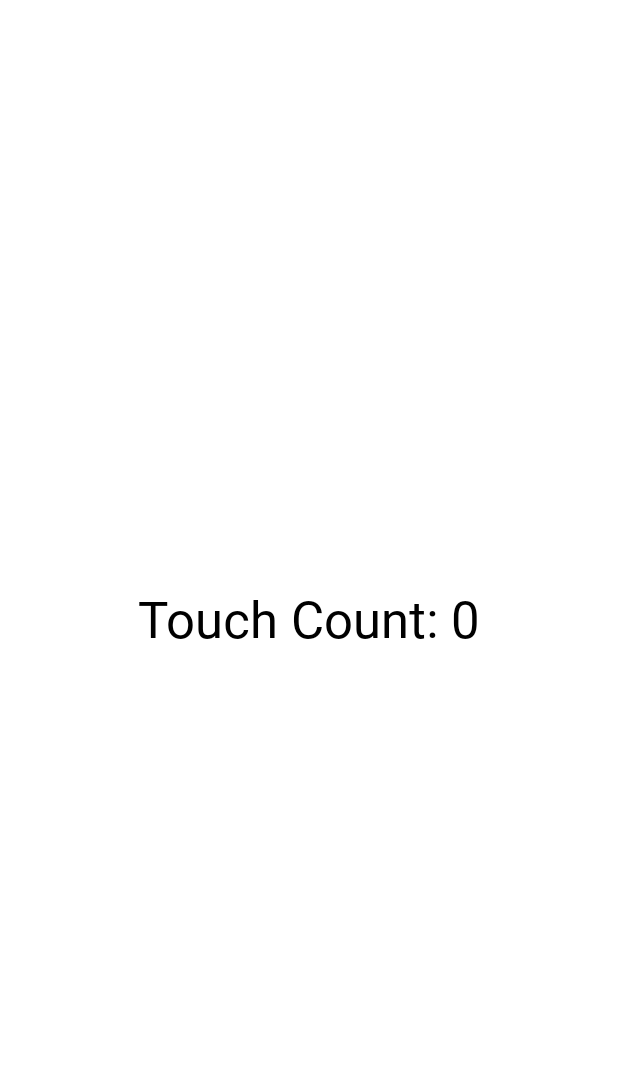
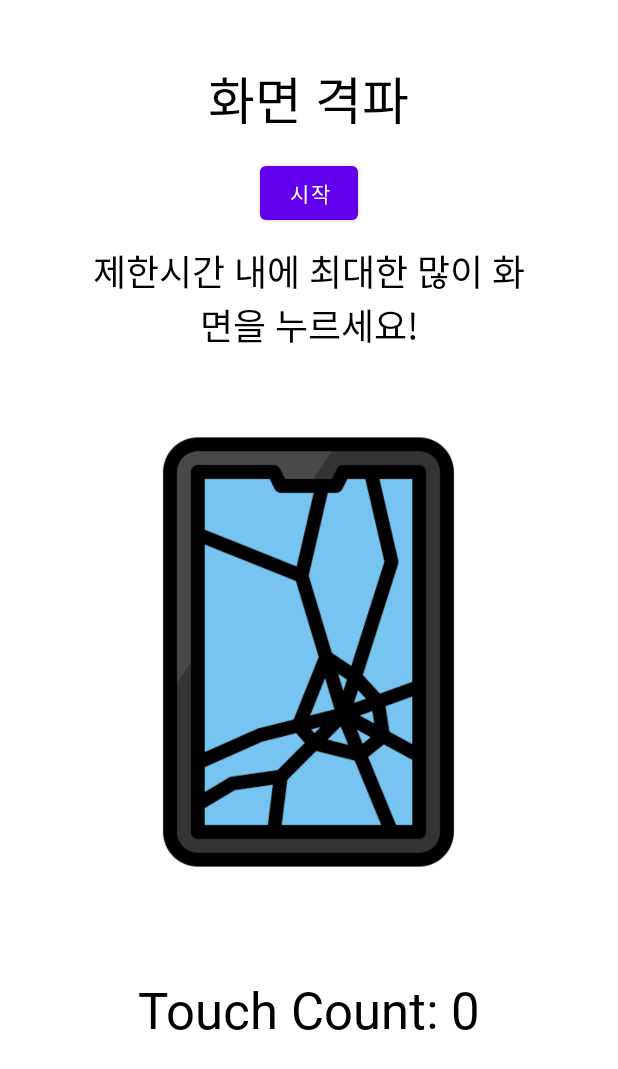
Before and after one commit to Srat00/Android_Bluetooth_Playbox, an Android app: the TouchCountActivity screen opened directly, with no data from a screen before it, on a phone screen of 412 x 824 dp. Shown: the top 1069 px of the screen. Run offline under Robolectric (Android 15) with nearby library versions, the light colour scheme and no system bars.

Commit message:
Android Sensor Playbox Ver 1.0
Android Sensor Playbox Ver 1.0

```diff
--- a/app/src/main/java/com/example/baseapp/Compass.java
+++ b/app/src/main/java/com/example/baseapp/Compass.java
@@ -121,7 +121,7 @@ public class Compass extends AppCompatActivity implements CompassSensor.CompassL
         }
     }
     private void startNeedleAnimation() {
-        compassNeedle2 = findViewById(R.id.compass_needle2); // 시작 전 돌아가는 나침반.
+        compassNeedle2 = findViewById(R.id.logo); // 시작 전 돌아가는 나침반.
         RotateAnimation rotateAnimation = new RotateAnimation(
                 0, 360,
                 Animation.RELATIVE_TO_SELF, 0.5f,
--- a/app/src/main/java/com/example/baseapp/ResultActivity.java
+++ b/app/src/main/java/com/example/baseapp/ResultActivity.java
@@ -10,11 +10,10 @@ public class ResultActivity extends AppCompatActivity { //자이로볼의 결과
     @Override
     protected void onCreate(Bundle savedInstanceState) {
         super.onCreate(savedInstanceState);
-        Button retBut=findViewById(R.id.return_to_start);
 
         long totalTime = getIntent().getLongExtra("TOTAL_TIME", 0);
         TextView resultTextView = findViewById(R.id.resultTextView);
-        resultTextView.setText("완주 시간 : " + (totalTime/1000) + " 초");
+        resultTextView.setText("걸린 시간 : " + (totalTime / 1000) + " 초");
 
         setContentView(R.layout.activity_result);
     }
--- a/app/src/main/java/com/example/baseapp/TouchCountActivity.java
+++ b/app/src/main/java/com/example/baseapp/TouchCountActivity.java
@@ -1,36 +1,112 @@
 package com.example.baseapp;
 
+import android.graphics.Color;
 import android.os.Bundle;
+import android.os.Handler;
 import android.view.MotionEvent;
 import android.view.View;
+import android.widget.Button;
 import android.widget.TextView;
+import android.widget.Toast;
+
 import androidx.appcompat.app.AppCompatActivity;
 
 public class TouchCountActivity extends AppCompatActivity {
 
     private int touchCount = 0;
     private TextView touchCountTextView;
+    private TextView touchText;
     private View touchAreaView;
+    private Button touchStartBtn;
+    private long startTime;
+
+    private boolean isStart = false;
+    private Handler timerHandler = new Handler();
 
     @Override
-    protected void onCreate(Bundle savedInstanceState) {
+    protected void onCreate(Bundle savedInstanceState)
+    {
         super.onCreate(savedInstanceState);
         setContentView(R.layout.activity_touch_count);
 
         touchCountTextView = findViewById(R.id.touchCountTextView);
         touchAreaView = findViewById(R.id.touchAreaView);
+        touchStartBtn = findViewById(R.id.touchStartBtn);
+        touchText = findViewById(R.id.SmashText);
+
+        touchStartBtn.setOnClickListener(new View.OnClickListener() {
+            @Override
+            public void onClick(View v) {
+                // 클릭 이벤트 처리
+                touchStart();
+            }
+        });
+
+    }
+
+    private void touchStart()
+    {
+        if (isStart) {
+            return; // 이미 타이머가 실행 중이면 다시 시작하지 않음
+        }
+        touchStartBtn.setVisibility(View.GONE);
+        touchCount = 0;
+        startTime = System.currentTimeMillis();
+
+        timerHandler.postDelayed(stopDetection, 10000);
+        timerHandler.post(updateTimer); // Start the timer update runnable
+
+        touchCountTextView.setText("Touch Count: 0") ;
+
+        isStart = true;
+    }
+
+    private Runnable stopDetection = new Runnable() {
+        @Override
+        public void run()
+        {
+            isStart = false;
+            touchStartBtn.setText("시작");
+            touchStartBtn.setVisibility(View.VISIBLE);
+            touchText.setText("제한시간 내에 최대한 많이 화면을 누르세요!");
+            touchText.setTextColor(Color.parseColor("#000000"));
+        }
+    };
+
+    private Runnable updateTimer = new Runnable() {
+        @Override
+        public void run() {
+            if (isStart) {
+                long elapsedTime = System.currentTimeMillis() - startTime;
+                long remainingTime = 10000 - elapsedTime;
 
                 //터치 카운트 증가
                 touchAreaView.setOnTouchListener((v, event) -> {
                     switch (event.getAction()) {
                         case MotionEvent.ACTION_DOWN:
+                            if (isStart) {
                                 // 화면 터치 시 횟수 증가
                                 touchCount++;
                                 // TextView 업데이트
                                 touchCountTextView.setText("Touch Count: " + touchCount);
                                 break;
                             }
+
+                    }
                     return true;
                 });
+
+                if (remainingTime > 0)
+                {
+                    touchText.setText("부셔!!");
+                    touchText.setTextColor(Color.parseColor("#ff0000"));
+                    timerHandler.postDelayed(this, 100);
                 }
             }
+        }
+    };
+
+
+
+
+}
--- a/app/src/main/res/layout/activity_compass.xml
+++ b/app/src/main/res/layout/activity_compass.xml
@@ -24,7 +24,7 @@
         android:layout_alignParentEnd="true"
         android:layout_centerHorizontal="true"
         android:layout_marginTop="7dp"
-        android:layout_marginEnd="165dp"
+        android:layout_marginEnd="150dp"
         android:src="@drawable/mini_compass"
         android:visibility="visible" />
 
@@ -38,7 +38,7 @@
         android:visibility="gone" />
 
     <ImageView
-        android:id="@+id/compass_needle2"
+        android:id="@+id/logo"
         android:layout_width="300dp"
         android:layout_height="300dp"
         android:layout_below="@+id/mini_compass"
@@ -120,7 +120,7 @@
         android:layout_width="wrap_content"
         android:layout_height="wrap_content"
 
-        android:layout_below="@+id/compass_needle2"
+        android:layout_below="@+id/logo"
         android:layout_centerHorizontal="true"
         android:layout_marginTop="22dp"
         android:fontFamily="@font/nanum_gothic_bold"
--- a/app/src/main/res/layout/activity_reaction_time.xml
+++ b/app/src/main/res/layout/activity_reaction_time.xml
@@ -67,7 +67,7 @@
         android:layout_marginTop="20dp"
         android:fontFamily="@font/nanum_gothic_bold"
         android:onClick="measureReactionTime"
-        android:text="성인의 평균 반응속도는 200~250ms이다"
+        android:text="성인의 평균 반응속도는 200~250ms 입니다."
         android:textColor="#000000"
         app:layout_constraintEnd_toEndOf="parent"
         app:layout_constraintHorizontal_bias="0.5"
--- a/app/src/main/res/layout/activity_result.xml
+++ b/app/src/main/res/layout/activity_result.xml
@@ -28,10 +28,4 @@
         android:textColor="#000000"
         android:textSize="20sp" />
 
-    <Button
-        android:id="@+id/return_to_start"
-        android:layout_width="138dp"
-        android:layout_height="66dp"
-        android:fontFamily="@font/nanum_gothic_bold"
-        android:text="돌아가기" />
 </LinearLayout>
--- a/app/src/main/res/layout/activity_touch_count.xml
+++ b/app/src/main/res/layout/activity_touch_count.xml
@@ -1,5 +1,7 @@
 <?xml version="1.0" encoding="utf-8"?>
 <RelativeLayout xmlns:android="http://schemas.android.com/apk/res/android"
+    xmlns:app="http://schemas.android.com/apk/res-auto"
+    xmlns:tools="http://schemas.android.com/tools"
     android:layout_width="match_parent"
     android:layout_height="match_parent"
     android:background="#FFFFFF">
@@ -9,16 +11,63 @@
         android:id="@+id/touchCountTextView"
         android:layout_width="wrap_content"
         android:layout_height="wrap_content"
-        android:layout_centerInParent="true"
+        android:layout_below="@+id/SmashIcon"
+        android:layout_centerHorizontal="true"
+        android:layout_marginTop="25dp"
         android:fontFamily="@font/nanum_gothic_bold"
         android:text="Touch Count: 0"
         android:textColor="#000000"
         android:textSize="34sp" />
 
+    <TextView
+        android:id="@+id/textView4"
+        android:layout_width="wrap_content"
+        android:layout_height="wrap_content"
+        android:layout_alignParentTop="true"
+        android:layout_centerHorizontal="true"
+        android:layout_marginTop="40dp"
+        android:fontFamily="@font/nanum_gothic_bold"
+        android:text="화면 격파"
+        android:textColor="#000000"
+        android:textSize="34sp" />
+
+    <ImageView
+        android:id="@+id/SmashIcon"
+        android:layout_width="295dp"
+        android:layout_height="380dp"
+        android:layout_below="@+id/SmashText"
+        android:layout_centerHorizontal="true"
+        android:layout_marginTop="10dp"
+        app:srcCompat="@drawable/smash" />
+
+    <Button
+        android:id="@+id/touchStartBtn"
+        android:layout_width="65dp"
+        android:layout_height="wrap_content"
+        android:layout_below="@+id/textView4"
+        android:layout_centerHorizontal="true"
+        android:layout_marginTop="13dp"
+        android:text="시작" />
+
+    <TextView
+        android:id="@+id/SmashText"
+        android:layout_width="292dp"
+        android:layout_height="wrap_content"
+        android:layout_below="@+id/touchStartBtn"
+        android:layout_centerHorizontal="true"
+        android:layout_marginTop="10dp"
+        android:fontFamily="@font/nanum_gothic_bold"
+        android:text="제한시간 내에 최대한 많이 화면을 누르세요!"
+        android:textAlignment="center"
+        android:textColor="#000000"
+        android:textSize="24sp" />
+
     <View
         android:id="@+id/touchAreaView"
         android:layout_width="match_parent"
         android:layout_height="match_parent"
+        android:layout_alignParentTop="true"
+        android:layout_marginTop="0dp"
         android:clickable="true" />
 
 </RelativeLayout>
```
Also changed, not shown: app/src/main/java/com/example/baseapp/GyroScope.java (+17 -1 lines), app/src/main/res/layout/activity_main.xml (+17 -3 lines), app/src/main/res/layout/activity_rhythm.xml (+29 -4 lines), app/src/main/res/drawable/drum.png, app/src/main/res/drawable/lottery.png (added), app/src/main/res/drawable/smash.png (added). Lines whose indentation alone changed are shown as unchanged.
